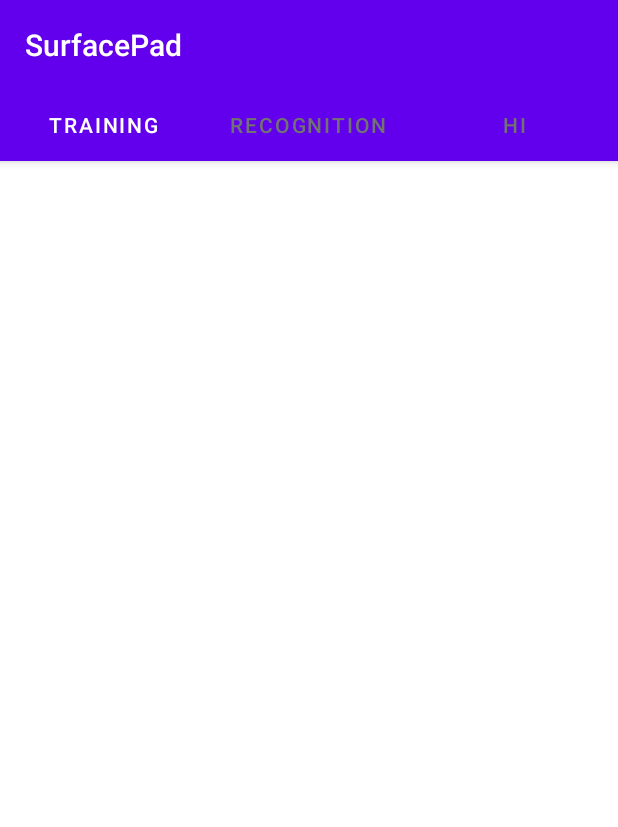
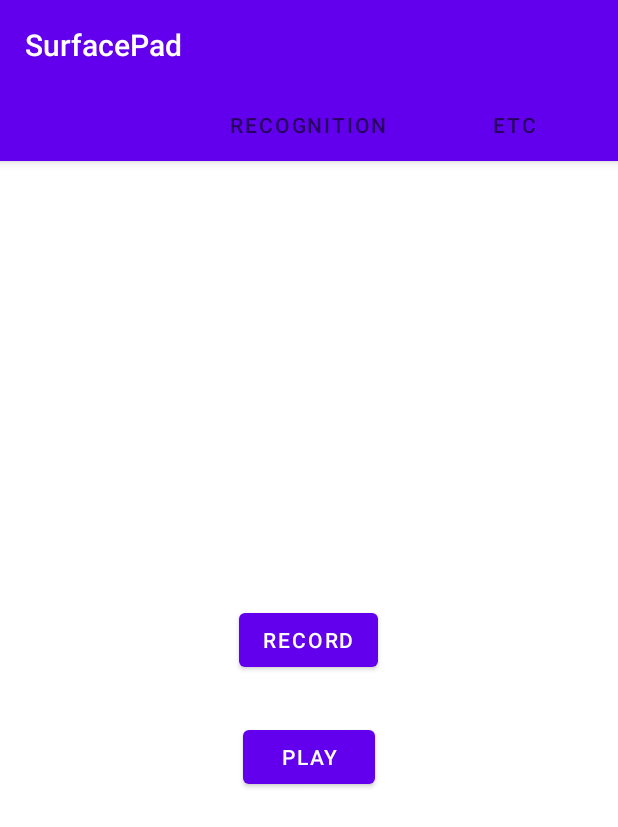
Before and after one commit to jwkim0417/SurfacePad, an Android app: the screen it shows after launch (MainActivity), on a phone screen of 412 x 824 dp. Shown: the top 827 px of the screen. Run offline under Robolectric (Android 15) with nearby library versions, the phone set to English and light mode, and no system bars.

Commit message:
Record Audio Data as pcm

```diff
--- a/SurfacePad/app/build.gradle
+++ b/SurfacePad/app/build.gradle
@@ -35,6 +35,7 @@ dependencies {
     implementation 'androidx.constraintlayout:constraintlayout:2.0.4'
     implementation 'androidx.lifecycle:lifecycle-livedata-ktx:2.3.1'
     implementation 'androidx.lifecycle:lifecycle-viewmodel-ktx:2.3.1'
+    implementation 'androidx.legacy:legacy-support-v4:1.0.0'
     testImplementation 'junit:junit:4.+'
     androidTestImplementation 'androidx.test.ext:junit:1.1.2'
     androidTestImplementation 'androidx.test.espresso:espresso-core:3.3.0'
--- a/SurfacePad/app/src/main/AndroidManifest.xml
+++ b/SurfacePad/app/src/main/AndroidManifest.xml
@@ -1,6 +1,9 @@
 <?xml version="1.0" encoding="utf-8"?>
 <manifest xmlns:android="http://schemas.android.com/apk/res/android"
     package="android.example.surfacepad">
+
+    <uses-permission android:name="android.permission.RECORD_AUDIO"/>
+    <uses-permission android:name="android.permission.READ_EXTERNAL_STORAGE"/>
 
     <application
         android:allowBackup="true"
--- a/SurfacePad/app/src/main/java/android/example/surfacepad/ui/main/PageViewModel.java
+++ /dev/null
@@ -1,26 +0,0 @@
-package android.example.surfacepad.ui.main;
-
-import androidx.arch.core.util.Function;
-import androidx.lifecycle.LiveData;
-import androidx.lifecycle.MutableLiveData;
-import androidx.lifecycle.Transformations;
-import androidx.lifecycle.ViewModel;
-
-public class PageViewModel extends ViewModel {
-
-    private MutableLiveData<Integer> mIndex = new MutableLiveData<>();
-    private LiveData<String> mText = Transformations.map(mIndex, new Function<Integer, String>() {
-        @Override
-        public String apply(Integer input) {
-            return "Hello world from section: " + input;
-        }
-    });
-
-    public void setIndex(int index) {
-        mIndex.setValue(index);
-    }
-
-    public LiveData<String> getText() {
-        return mText;
-    }
-}
--- a/SurfacePad/app/src/main/java/android/example/surfacepad/ui/main/PlaceholderFragment.java
+++ /dev/null
@@ -1,59 +0,0 @@
-package android.example.surfacepad.ui.main;
-
-import android.os.Bundle;
-import android.view.LayoutInflater;
-import android.view.View;
-import android.view.ViewGroup;
-import android.widget.TextView;
-
-import androidx.annotation.Nullable;
-import androidx.annotation.NonNull;
-import androidx.fragment.app.Fragment;
-import androidx.lifecycle.Observer;
-import androidx.lifecycle.ViewModelProvider;
-
-import android.example.surfacepad.R;
-
-/**
- * A placeholder fragment containing a simple view.
- */
-public class PlaceholderFragment extends Fragment {
-
-    private static final String ARG_SECTION_NUMBER = "section_number";
-
-    private PageViewModel pageViewModel;
-
-    public static PlaceholderFragment newInstance(int index) {
-        PlaceholderFragment fragment = new PlaceholderFragment();
-        Bundle bundle = new Bundle();
-        bundle.putInt(ARG_SECTION_NUMBER, index);
-        fragment.setArguments(bundle);
-        return fragment;
-    }
-
-    @Override
-    public void onCreate(Bundle savedInstanceState) {
-        super.onCreate(savedInstanceState);
-        pageViewModel = new ViewModelProvider(this).get(PageViewModel.class);
-        int index = 1;
-        if (getArguments() != null) {
-            index = getArguments().getInt(ARG_SECTION_NUMBER);
-        }
-        pageViewModel.setIndex(index);
-    }
-
-    @Override
-    public View onCreateView(
-            @NonNull LayoutInflater inflater, ViewGroup container,
-            Bundle savedInstanceState) {
-        View root = inflater.inflate(R.layout.fragment_main, container, false);
-        final TextView textView = root.findViewById(R.id.section_label);
-        pageViewModel.getText().observe(this, new Observer<String>() {
-            @Override
-            public void onChanged(@Nullable String s) {
-                textView.setText(s);
-            }
-        });
-        return root;
-    }
-}
--- /dev/null
+++ b/SurfacePad/app/src/main/java/android/example/surfacepad/ui/main/RecognitionFragment.java
@@ -0,0 +1,65 @@
+package android.example.surfacepad.ui.main;
+
+import android.os.Bundle;
+
+import androidx.fragment.app.Fragment;
+
+import android.view.LayoutInflater;
+import android.view.View;
+import android.view.ViewGroup;
+import android.example.surfacepad.R;
+
+/**
+ * A simple {@link Fragment} subclass.
+ * Use the {@link RecognitionFragment#newInstance} factory method to
+ * create an instance of this fragment.
+ */
+public class RecognitionFragment extends Fragment {
+
+    // TODO: Rename parameter arguments, choose names that match
+    // the fragment initialization parameters, e.g. ARG_ITEM_NUMBER
+    private static final String ARG_PARAM1 = "param1";
+    private static final String ARG_PARAM2 = "param2";
+
+    // TODO: Rename and change types of parameters
+    private String mParam1;
+    private String mParam2;
+
+    public RecognitionFragment() {
+        // Required empty public constructor
+    }
+
+    /**
+     * Use this factory method to create a new instance of
+     * this fragment using the provided parameters.
+     *
+     * @param param1 Parameter 1.
+     * @param param2 Parameter 2.
+     * @return A new instance of fragment RecognitionFragment.
+     */
+    // TODO: Rename and change types and number of parameters
+    public static RecognitionFragment newInstance(String param1, String param2) {
+        RecognitionFragment fragment = new RecognitionFragment();
+        Bundle args = new Bundle();
+        args.putString(ARG_PARAM1, param1);
+        args.putString(ARG_PARAM2, param2);
+        fragment.setArguments(args);
+        return fragment;
+    }
+
+    @Override
+    public void onCreate(Bundle savedInstanceState) {
+        super.onCreate(savedInstanceState);
+        if (getArguments() != null) {
+            mParam1 = getArguments().getString(ARG_PARAM1);
+            mParam2 = getArguments().getString(ARG_PARAM2);
+        }
+    }
+
+    @Override
+    public View onCreateView(LayoutInflater inflater, ViewGroup container,
+                             Bundle savedInstanceState) {
+        // Inflate the layout for this fragment
+        return inflater.inflate(R.layout.fragment_recognition, container, false);
+    }
+}
--- a/SurfacePad/app/src/main/java/android/example/surfacepad/ui/main/SectionsPagerAdapter.java
+++ b/SurfacePad/app/src/main/java/android/example/surfacepad/ui/main/SectionsPagerAdapter.java
@@ -9,6 +9,8 @@ import androidx.fragment.app.FragmentManager;
 import androidx.fragment.app.FragmentPagerAdapter;
 
 import android.example.surfacepad.R;
+
+import java.util.Objects;
 
 /**
  * A [FragmentPagerAdapter] that returns a fragment corresponding to
@@ -27,9 +29,19 @@ public class SectionsPagerAdapter extends FragmentPagerAdapter {
 
     @Override
     public Fragment getItem(int position) {
-        // getItem is called to instantiate the fragment for the given page.
-        // Return a PlaceholderFragment (defined as a static inner class below).
-        return PlaceholderFragment.newInstance(position + 1);
+        Fragment fragment = null;
+        switch (position) {
+            case 0:
+                fragment = new TrainingFragment();
+                break;
+            case 1:
+                fragment = new RecognitionFragment();
+                break;
+            case 2:
+                fragment = new EtcFragment();
+                break;
+        }
+        return Objects.requireNonNull(fragment);
     }
 
     @Nullable
@@ -40,6 +52,6 @@ public class SectionsPagerAdapter extends FragmentPagerAdapter {
 
     @Override
     public int getCount() {
-        return 3;
+        return TAB_TITLES.length;
     }
 }
--- a/SurfacePad/app/src/main/res/layout/fragment_main.xml
+++ /dev/null
@@ -1,23 +0,0 @@
-<?xml version="1.0" encoding="utf-8"?>
-<androidx.constraintlayout.widget.ConstraintLayout xmlns:android="http://schemas.android.com/apk/res/android"
-    xmlns:app="http://schemas.android.com/apk/res-auto"
-    xmlns:tools="http://schemas.android.com/tools"
-    android:id="@+id/constraintLayout"
-    android:layout_width="match_parent"
-    android:layout_height="match_parent"
-    tools:context=".ui.main.PlaceholderFragment">
-
-    <TextView
-        android:id="@+id/section_label"
-        android:layout_width="wrap_content"
-        android:layout_height="wrap_content"
-        android:layout_marginStart="@dimen/activity_horizontal_margin"
-        android:layout_marginTop="@dimen/activity_vertical_margin"
-        android:layout_marginEnd="@dimen/activity_horizontal_margin"
-        android:layout_marginBottom="@dimen/activity_vertical_margin"
-        app:layout_constraintLeft_toLeftOf="parent"
-        app:layout_constraintTop_toTopOf="@+id/constraintLayout"
-        tools:layout_constraintLeft_creator="1"
-        tools:layout_constraintTop_creator="1" />
-
-</androidx.constraintlayout.widget.ConstraintLayout>
--- /dev/null
+++ b/SurfacePad/app/src/main/res/layout/fragment_training.xml
@@ -0,0 +1,27 @@
+<?xml version="1.0" encoding="utf-8"?>
+<LinearLayout xmlns:android="http://schemas.android.com/apk/res/android"
+    xmlns:tools="http://schemas.android.com/tools"
+    android:layout_width="match_parent"
+    android:layout_height="match_parent"
+    android:orientation="vertical"
+    android:gravity="center"
+    tools:context=".ui.main.TrainingFragment">
+
+    <!-- TODO: Update blank fragment layout -->
+
+    <Button
+        android:id="@+id/bt_record"
+        android:layout_width="wrap_content"
+        android:layout_height="wrap_content"
+        android:layout_marginBottom="30dp"
+        android:onClick="onRecord"
+        android:text="@string/bt_record" />
+
+    <Button
+        android:id="@+id/bt_play"
+        android:layout_width="wrap_content"
+        android:layout_height="wrap_content"
+        android:text="@string/bt_play"
+        android:onClick="onPlay" />
+
+</LinearLayout>
--- a/SurfacePad/app/src/main/res/values/strings.xml
+++ b/SurfacePad/app/src/main/res/values/strings.xml
@@ -2,5 +2,9 @@
     <string name="app_name">SurfacePad</string>
     <string name="tab_text_1">Training</string>
     <string name="tab_text_2">Recognition</string>
-    <string name="tab_text_3">HI</string>
+    <string name="tab_text_3">Etc</string>
+    <string name="bt_record">Record</string>
+    <string name="bt_play">Play</string>
+    <!-- TODO: Remove or change this placeholder text -->
+    <string name="hello_blank_fragment">Hello blank fragment</string>
 </resources>
```
Also changed, not shown: SurfacePad/app/src/main/java/android/example/surfacepad/MainActivity.java (+55 -2 lines), SurfacePad/app/src/main/java/android/example/surfacepad/ui/main/EtcFragment.java (added, +65 -0 lines), SurfacePad/app/src/main/java/android/example/surfacepad/ui/main/TrainingFragment.java (added, +270 -0 lines), SurfacePad/app/src/main/res/layout/fragment_etc.xml (added, +14 -0 lines), SurfacePad/app/src/main/res/layout/fragment_recognition.xml (added, +14 -0 lines), SurfacePad/gradle/wrapper/gradle-wrapper.properties.
